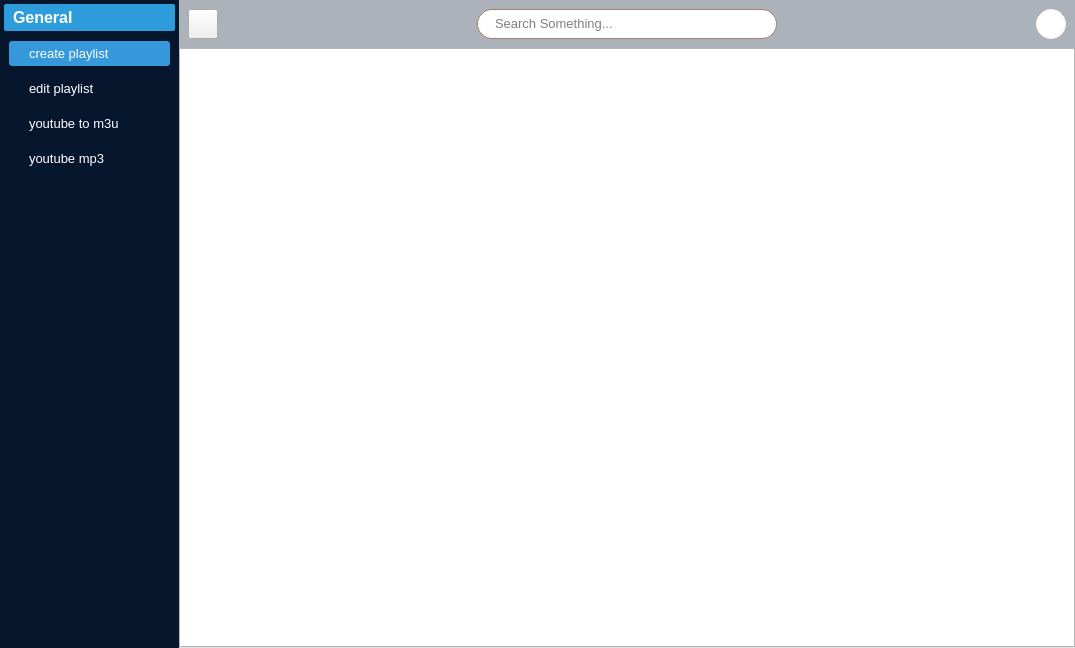
The window that ui/main_window.ui (AkramOur/playlist-m3u-editor) describes before a commit, drawn with Qt 5.
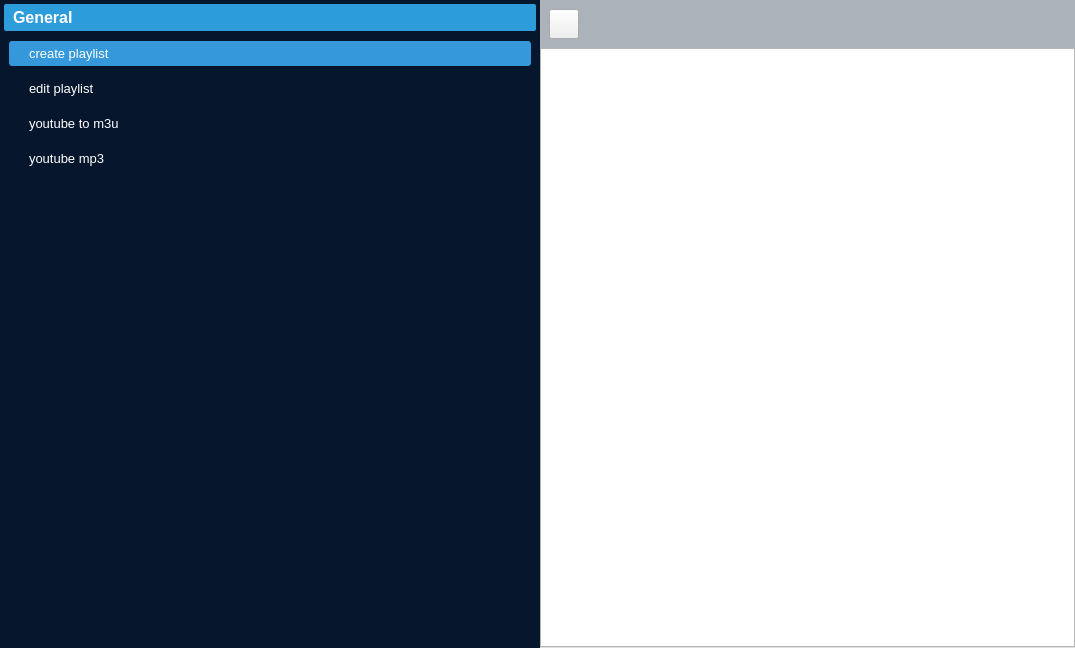
The same window after the commit. Icons and pictures are not drawn.

Commit message: clean the main window

```diff
--- a/ui/main_window.ui
+++ b/ui/main_window.ui
@@ -124,7 +124,7 @@
             <rect>
              <x>0</x>
              <y>0</y>
-             <width>142</width>
+             <width>167</width>
              <height>592</height>
             </rect>
            </property>
@@ -320,147 +320,6 @@
              </property>
             </spacer>
            </item>
-           <item>
-            <widget class="QFrame" name="search_frame">
-             <property name="minimumSize">
-              <size>
-               <width>300</width>
-               <height>30</height>
-              </size>
-             </property>
-             <property name="maximumSize">
-              <size>
-               <width>300</width>
-               <height>30</height>
-              </size>
-             </property>
-             <property name="font">
-              <font>
-               <pointsize>10</pointsize>
-              </font>
-             </property>
-             <property name="styleSheet">
-              <string notr="true">#search_frame {
-	border:  1px solid #aa7e6f;
-	border-radius: 15px;
-	background-color: rgb(255, 255, 255);
-}
-
-#search_btn {
-	padding:5px 5px;
-	border-radius: 15px;
-}
-
-#search_btn:pressed {
-	padding-left: 10px;
-}</string>
-             </property>
-             <property name="frameShape">
-              <enum>QFrame::Box</enum>
-             </property>
-             <property name="frameShadow">
-              <enum>QFrame::Raised</enum>
-             </property>
-             <layout class="QHBoxLayout" name="horizontalLayout_10">
-              <property name="leftMargin">
-               <number>15</number>
-              </property>
-              <property name="topMargin">
-               <number>0</number>
-              </property>
-              <property name="rightMargin">
-               <number>5</number>
-              </property>
-              <property name="bottomMargin">
-               <number>0</number>
-              </property>
-              <item>
-               <widget class="QLineEdit" name="lineEdit_5">
-                <property name="font">
-                 <font>
-                  <pointsize>10</pointsize>
-                 </font>
-                </property>
-                <property name="frame">
-                 <bool>false</bool>
-                </property>
-                <property name="placeholderText">
-                 <string>Search Something...</string>
-                </property>
-                <property name="clearButtonEnabled">
-                 <bool>true</bool>
-                </property>
-               </widget>
-              </item>
-              <item>
-               <widget class="QPushButton" name="search_btn">
-                <property name="styleSheet">
-                 <string notr="true"/>
-                </property>
-                <property name="text">
-                 <string/>
-                </property>
-                <property name="icon">
-                 <iconset resource="../static/resource.qrc">
-                  <normaloff>:/icon/icon/search-3-48.ico</normaloff>:/icon/icon/search-3-48.ico</iconset>
-                </property>
-                <property name="iconSize">
-                 <size>
-                  <width>20</width>
-                  <height>20</height>
-                 </size>
-                </property>
-               </widget>
-              </item>
-             </layout>
-            </widget>
-           </item>
-           <item>
-            <spacer name="horizontalSpacer_2">
-             <property name="orientation">
-              <enum>Qt::Horizontal</enum>
-             </property>
-             <property name="sizeHint" stdset="0">
-              <size>
-               <width>209</width>
-               <height>20</height>
-              </size>
-             </property>
-            </spacer>
-           </item>
-           <item>
-            <widget class="QLabel" name="user_label">
-             <property name="minimumSize">
-              <size>
-               <width>30</width>
-               <height>30</height>
-              </size>
-             </property>
-             <property name="maximumSize">
-              <size>
-               <width>30</width>
-               <height>30</height>
-              </size>
-             </property>
-             <property name="styleSheet">
-              <string notr="true">#user_label {
-	background-color: #fff;
-	border: 1px solid #F2F4F4;
-	padding: 5px 5px;
-	border-radius: 15%;
-}</string>
-             </property>
-             <property name="text">
-              <string/>
-             </property>
-             <property name="pixmap">
-              <pixmap resource="../static/resource.qrc">:/icon/icon/user-48.ico</pixmap>
-             </property>
-             <property name="scaledContents">
-              <bool>true</bool>
-             </property>
-            </widget>
-           </item>
           </layout>
          </widget>
         </item>
```
Left out of the diff: 1 changed line with no effect on the pictures. The commit also changes 4 other files.
